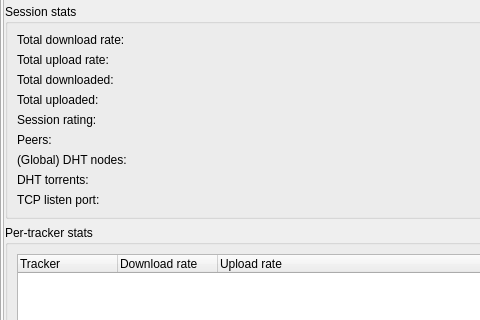
Above: src/plugins/bittorrent/torrenttabwidget.ui from 0xd34df00d/leechcraft before the change; both pictures show x 0 to 480 and y 124 to 444 of the 985 by 769 pixel window. Below: the same form after it.
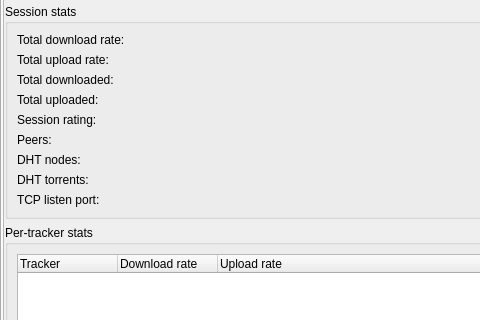
That is the form after the change. The open tabs and pages were chosen to show the change. Custom widgets are drawn as their Qt base class.

The edit to the form file:
```diff
--- a/src/plugins/bittorrent/torrenttabwidget.ui
+++ b/src/plugins/bittorrent/torrenttabwidget.ui
@@ -1287,7 +1287,7 @@
              <item row="6" column="0">
               <widget class="QLabel" name="label_29">
                <property name="text">
-                <string>(Global) DHT nodes:</string>
+                <string>DHT nodes:</string>
                </property>
               </widget>
              </item>
```
